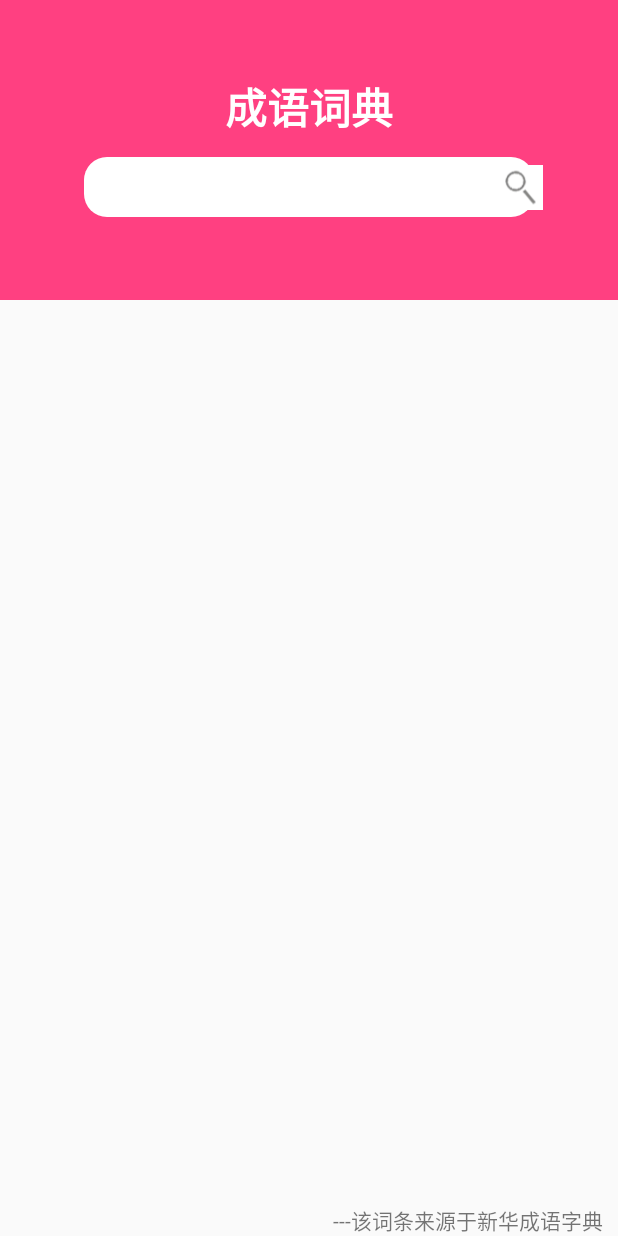
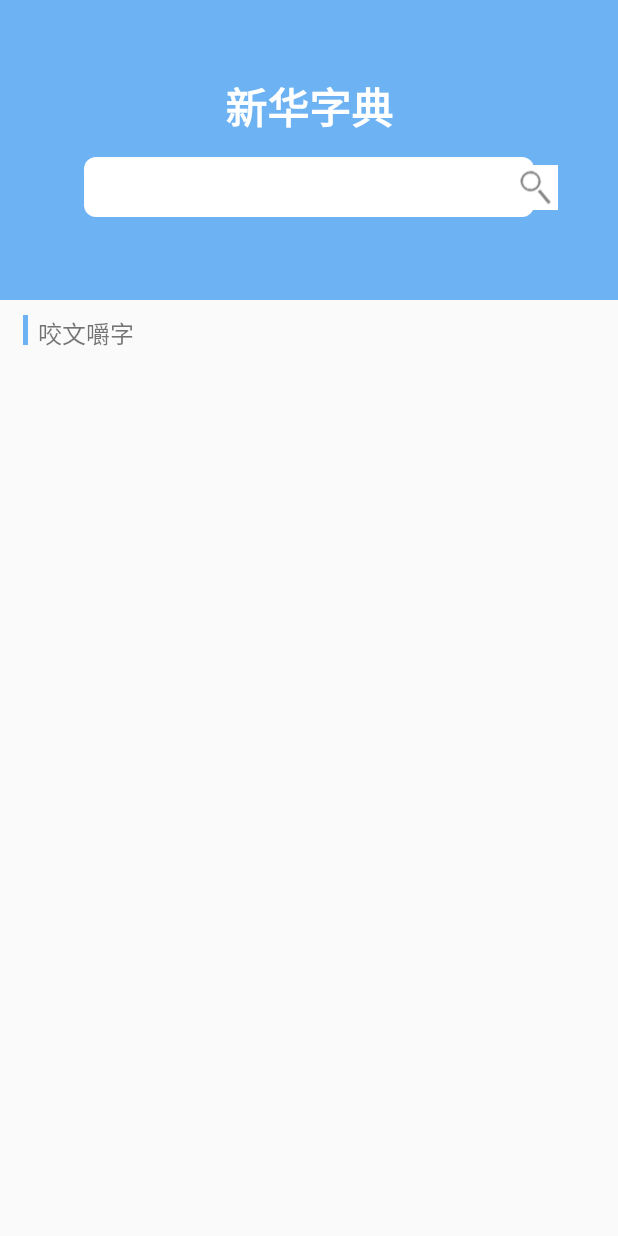
Before and after one commit to WangQi107/YiYi, an Android app: the layout activity_search_dict.xml on its own in the app's theme, with its tools: preview values and no code run, on a phone screen of 412 x 824 dp. Run offline under Robolectric (Android 15) with nearby library versions, the phone set to English and light mode, and no system bars.

Commit message:
数据获取（没成功）

```diff
--- a/app/src/main/java/com/yiyi/translater/activity/MainActivity.java
+++ b/app/src/main/java/com/yiyi/translater/activity/MainActivity.java
@@ -24,6 +24,7 @@ public class MainActivity extends AppCompatActivity {
     private RadioButton rbmy;
     private TextView maintitle;
     private long exitTime = 0;
+
 
     @Override
     protected void onCreate(Bundle savedInstanceState) {
@@ -86,6 +87,7 @@ public class MainActivity extends AppCompatActivity {
                 }
             }
         });
+
     }
 
     @Override
--- a/app/src/main/java/com/yiyi/translater/controller/SonFragmentController.java
+++ /dev/null
@@ -1,4 +0,0 @@
-package com.yiyi.translater.controller;
-
-public class SonFragmentController {
-}
--- a/app/src/main/res/drawable/btn_shape.xml
+++ b/app/src/main/res/drawable/btn_shape.xml
@@ -1,7 +1,7 @@
 <?xml version="1.0" encoding="utf-8"?>
 <shape xmlns:android="http://schemas.android.com/apk/res/android"
     android:shape="rectangle" android:padding="10dp">
-    <solid android:color="#4184F3"/>
+    <solid android:color="#FF7ABEF5"/>
     <corners android:bottomRightRadius="8dp"
         android:bottomLeftRadius="8dp"
         android:topLeftRadius="8dp"
--- a/app/src/main/res/drawable/rounded_edittext.xml
+++ b/app/src/main/res/drawable/rounded_edittext.xml
@@ -2,8 +2,8 @@
 <shape xmlns:android="http://schemas.android.com/apk/res/android"
     android:shape="rectangle" android:padding="10dp">
     <solid android:color="#ffffff"/>
-    <corners android:bottomRightRadius="15dp"
-        android:bottomLeftRadius="15dp"
-        android:topLeftRadius="15dp"
-        android:topRightRadius="15dp" />
+    <corners android:bottomRightRadius="8dp"
+        android:bottomLeftRadius="8dp"
+        android:topLeftRadius="8dp"
+        android:topRightRadius="8dp" />
 </shape>
--- a/app/src/main/res/layout/fragment_idiom.xml
+++ b/app/src/main/res/layout/activity_search_dict.xml
@@ -1,71 +1,73 @@
 <?xml version="1.0" encoding="utf-8"?>
 <LinearLayout xmlns:android="http://schemas.android.com/apk/res/android"
+    xmlns:app="http://schemas.android.com/apk/res-auto"
     xmlns:tools="http://schemas.android.com/tools"
     android:layout_width="match_parent"
     android:layout_height="match_parent"
-    android:orientation="vertical"
-    tools:context=".fragment.Fragment_Idiom">
+    tools:context=".activity.SearchDictActivity"
+    android:orientation="vertical">
 
     <RelativeLayout
+        android:id="@+id/re_zidian_search"
         android:layout_width="match_parent"
         android:layout_height="200dp"
-        android:background="@color/colorAccent"
-        android:id="@+id/re_idiom_search">
+        android:background="@color/dictionary">
 
         <TextView
-            android:id="@+id/tv_idiom"
+            android:id="@+id/tv_zd"
             android:layout_width="wrap_content"
             android:layout_height="wrap_content"
             android:layout_alignParentTop="true"
             android:layout_centerHorizontal="true"
             android:layout_marginTop="50dp"
-            android:text="成语词典"
+            android:text="新华字典"
             android:textColor="@color/white"
             android:textSize="28sp"
             android:textStyle="bold" />
 
         <EditText
-            android:id="@+id/et_idiom_search"
+            android:id="@+id/et_zd_search"
             android:layout_width="300dp"
             android:layout_height="40dp"
             android:layout_alignParentBottom="true"
             android:layout_centerHorizontal="true"
             android:layout_marginBottom="55dp"
             android:background="@drawable/rounded_edittext" />
+
         <ImageView
+            android:id="@+id/iv_zd_search"
             android:layout_width="wrap_content"
             android:layout_height="40dp"
             android:layout_alignParentEnd="true"
-            android:src="@mipmap/search"
-            android:layout_alignTop="@id/et_idiom_search"
-            android:layout_marginEnd="50dp"
-            android:id="@+id/iv_idiom_search"
-            />
-
-
+            android:layout_alignTop="@+id/et_zd_search"
+            android:layout_marginEnd="40dp"
+            android:src="@mipmap/search" />
     </RelativeLayout>
-
-
 
     <RelativeLayout
         android:layout_width="match_parent"
         android:layout_height="match_parent"
-        android:layout_below="@id/re_idiom_search"
+        android:layout_below="@id/re_zidian_search"
         android:layout_marginTop="10dp">
 
-        <ListView
-            android:id="@+id/lv_idiom"
-            android:layout_width="match_parent"
-            android:layout_height="match_parent"></ListView>
+        <TextView
+            android:layout_width="3dp"
+            android:layout_height="20dp"
+            android:layout_marginLeft="15dp"
+            android:background="@color/dictionary" />
 
         <TextView
-            android:id="@+id/tv_idiom_explain"
             android:layout_width="wrap_content"
             android:layout_height="wrap_content"
-            android:layout_alignParentBottom="true"
-            android:layout_alignParentEnd="true"
-            android:layout_marginEnd="10dp"
-            android:text="---该词条来源于新华成语字典" />
+            android:text="咬文嚼字"
+            android:textSize="16sp"
+            android:layout_marginLeft="25dp"/>
+
+        <TextView
+            android:id="@+id/tv_dic"
+            android:layout_width="match_parent"
+            android:layout_height="match_parent"
+            android:layout_alignParentStart="true"
+            android:layout_alignParentTop="true" />
     </RelativeLayout>
-
 </LinearLayout>
--- a/app/src/main/res/layout/fragment_dict.xml
+++ b/app/src/main/res/layout/fragment_dict.xml
@@ -4,7 +4,8 @@
     android:layout_width="match_parent"
     android:layout_height="match_parent"
     tools:context=".fragment.Fragment_Dict"
-    android:orientation="horizontal">
+    android:orientation="horizontal"
+    android:id="@+id/fragment_dict">
 
     <!-- TODO: Update blank fragment layout -->
     <LinearLayout
@@ -79,4 +80,6 @@
 
     </LinearLayout>
 
+
+
 </LinearLayout>
--- a/app/src/main/res/values/colors.xml
+++ b/app/src/main/res/values/colors.xml
@@ -4,6 +4,7 @@
     <color name="colorPrimaryDark">#303F9F</color>
     <color name="colorAccent">#FF4081</color>
     <color name="chenjin">#4184F3</color>
+    <color name="dictionary">#6db2f2</color>
     <color name="main_view">#E0E0E0</color>
     <color name="white">#FFFFFF</color>
     <color name="black">#000000</color>
```
Also changed, not shown: app/src/main/AndroidManifest.xml (+5 -3 lines), app/src/main/java/com/yiyi/translater/activity/SearchDictActivity.java (added, +114 -0 lines), app/src/main/java/com/yiyi/translater/activity/SearchIdiomActivity.java (added, +40 -0 lines), app/src/main/java/com/yiyi/translater/fragment/Fragment_Dict.java (+13 -2 lines), app/src/main/java/com/yiyi/translater/fragment/Fragment_Idiom.java (deleted, +0 -56 lines), app/src/main/java/com/yiyi/translater/fragment/Fragment_ZiDian.java (deleted, +0 -57 lines), app/src/main/res/layout/activity_search_idiom.xml (renamed from app/src/main/res/layout/fragment_zidian.xml, +15 -24 lines), app/src/main/res/mipmap-xxhdpi/ic_return.png (added).
